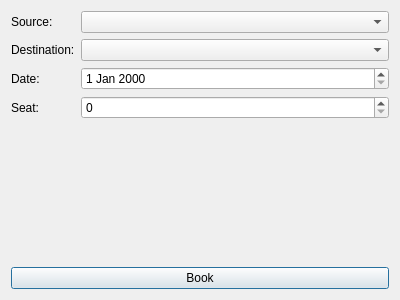
Before: the Qt Designer form bookingdialog.ui in Dickens1308/qt-creator-ticketing, drawn with Qt 5.
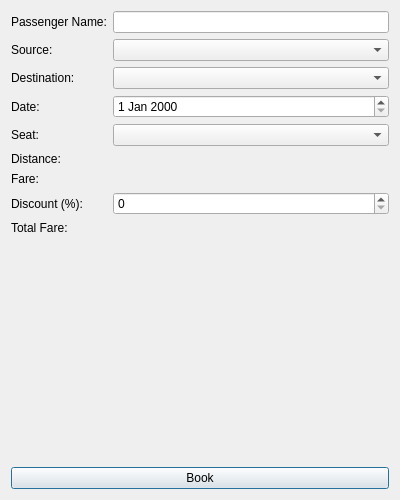
After: the same form once the commit is applied.

What changed in the file:
```diff
--- a/bookingdialog.ui
+++ b/bookingdialog.ui
@@ -7,7 +7,7 @@
     <x>0</x>
     <y>0</y>
     <width>400</width>
-    <height>300</height>
+    <height>500</height>
    </rect>
   </property>
   <property name="windowTitle">
@@ -17,44 +17,98 @@
    <item>
     <layout class="QFormLayout" name="formLayout">
      <item row="0" column="0">
+      <widget class="QLabel" name="nameLabel">
+       <property name="text">
+        <string>Passenger Name:</string>
+       </property>
+      </widget>
+     </item>
+     <item row="0" column="1">
+      <widget class="QLineEdit" name="nameInput"/>
+     </item>
+     <item row="1" column="0">
       <widget class="QLabel" name="sourceLabel">
        <property name="text">
         <string>Source:</string>
        </property>
       </widget>
      </item>
-     <item row="0" column="1">
+     <item row="1" column="1">
       <widget class="QComboBox" name="sourceCombo"/>
      </item>
-     <item row="1" column="0">
+     <item row="2" column="0">
       <widget class="QLabel" name="destLabel">
        <property name="text">
         <string>Destination:</string>
        </property>
       </widget>
      </item>
-     <item row="1" column="1">
+     <item row="2" column="1">
       <widget class="QComboBox" name="destCombo"/>
      </item>
-     <item row="2" column="0">
+     <item row="3" column="0">
       <widget class="QLabel" name="dateLabel">
        <property name="text">
         <string>Date:</string>
        </property>
       </widget>
      </item>
-     <item row="2" column="1">
+     <item row="3" column="1">
       <widget class="QDateEdit" name="dateEdit"/>
      </item>
-     <item row="3" column="0">
+     <item row="4" column="0">
       <widget class="QLabel" name="seatLabel">
        <property name="text">
         <string>Seat:</string>
        </property>
       </widget>
      </item>
-     <item row="3" column="1">
-      <widget class="QSpinBox" name="seatSpinBox"/>
+     <item row="4" column="1">
+      <widget class="QComboBox" name="seatCombo"/>
+     </item>
+     <item row="5" column="0">
+      <widget class="QLabel" name="distanceLabel">
+       <property name="text">
+        <string>Distance:</string>
+       </property>
+      </widget>
+     </item>
+     <item row="5" column="1">
+      <widget class="QLabel" name="distanceValue"/>
+     </item>
+     <item row="6" column="0">
+      <widget class="QLabel" name="fareLabel">
+       <property name="text">
+        <string>Fare:</string>
+       </property>
+      </widget>
+     </item>
+     <item row="6" column="1">
+      <widget class="QLabel" name="fareValue"/>
+     </item>
+     <item row="7" column="0">
+      <widget class="QLabel" name="discountLabel">
+       <property name="text">
+        <string>Discount (%):</string>
+       </property>
+      </widget>
+     </item>
+     <item row="7" column="1">
+      <widget class="QSpinBox" name="discountSpin">
+       <property name="maximum">
+        <number>100</number>
+       </property>
+      </widget>
+     </item>
+     <item row="8" column="0">
+      <widget class="QLabel" name="totalFareLabel">
+       <property name="text">
+        <string>Total Fare:</string>
+       </property>
+      </widget>
+     </item>
+     <item row="8" column="1">
+      <widget class="QLabel" name="totalFareValue"/>
      </item>
     </layout>
    </item>
```
